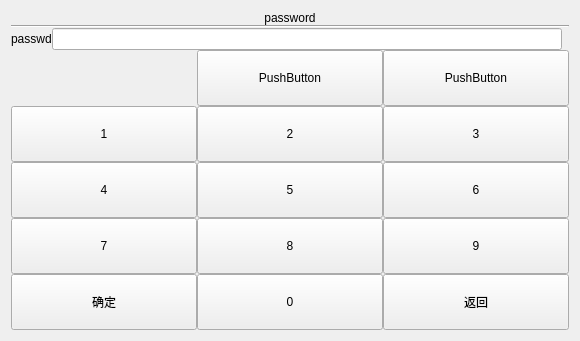
The window that passwd.ui (urielyan/kairen_ok335xs) describes before a commit, drawn with Qt 5.
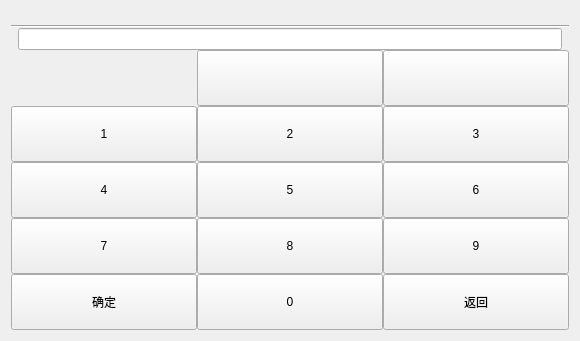
The same window after the commit. Custom widgets are drawn as their Qt base class.

Patch:
```diff
--- a/passwd.ui
+++ b/passwd.ui
@@ -28,7 +28,7 @@
         </sizepolicy>
        </property>
        <property name="text">
-        <string>password</string>
+        <string/>
        </property>
        <property name="alignment">
         <set>Qt::AlignCenter</set>
@@ -53,7 +53,7 @@
           </sizepolicy>
          </property>
          <property name="text">
-          <string>passwd</string>
+          <string/>
          </property>
         </widget>
        </item>
@@ -93,7 +93,7 @@
           </sizepolicy>
          </property>
          <property name="text">
-          <string>PushButton</string>
+          <string/>
          </property>
         </widget>
        </item>
@@ -223,7 +223,7 @@
           </sizepolicy>
          </property>
          <property name="text">
-          <string>PushButton</string>
+          <string/>
          </property>
         </widget>
        </item>
```
